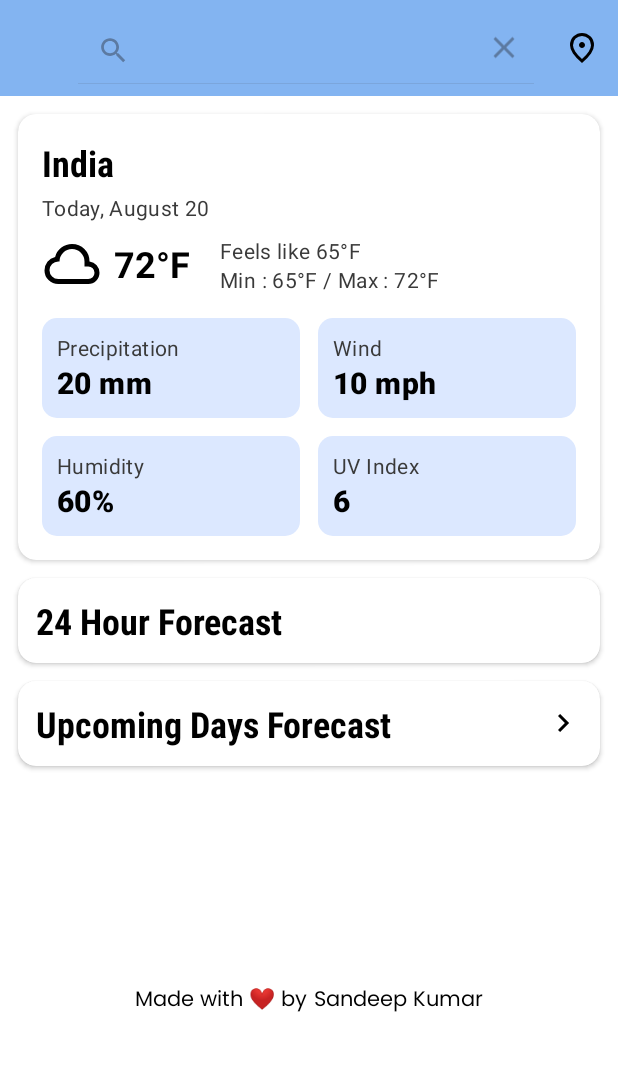
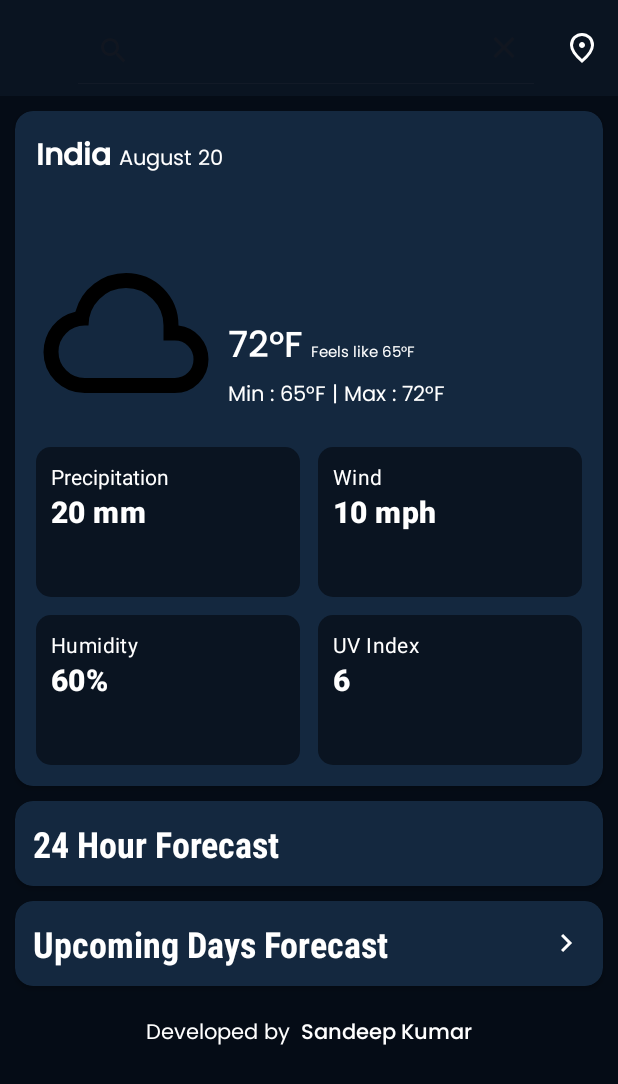
Before and after one commit to sandeep-kr-chaurasiya/weather, an Android app: the screen it shows after launch (MainActivity), after a tap on "Search", on a phone screen of 412 x 824 dp. Shown: the top 1084 px of the screen. Run offline under Robolectric (Android 15) with nearby library versions, the phone set to English and light mode, and no system bars; network calls fail; pictures from the network do not load; 1 statement that could not run was skipped.

Commit message:
updated the UI

```diff
--- a/app/src/main/res/drawable/chevron_right_24px.xml
+++ b/app/src/main/res/drawable/chevron_right_24px.xml
@@ -3,9 +3,9 @@
     android:height="24dp"
     android:viewportWidth="960"
     android:viewportHeight="960"
-    android:tint="@color/black"
+    android:tint="@color/white"
     android:autoMirrored="true">
   <path
-      android:fillColor="@color/black"
+      android:fillColor="@color/white"
       android:pathData="M504,480L320,296L376,240L616,480L376,720L320,664L504,480Z"/>
 </vector>
--- a/app/src/main/res/drawable/items.xml
+++ b/app/src/main/res/drawable/items.xml
@@ -1,5 +1,5 @@
 <?xml version="1.0" encoding="utf-8"?>
 <shape xmlns:android="http://schemas.android.com/apk/res/android">
-    <solid android:color="#DCE8FF" />
+    <solid android:color="@color/secondary" />
     <corners android:radius="10dp" />
 </shape>
--- a/app/src/main/res/drawable/location_icon.xml
+++ b/app/src/main/res/drawable/location_icon.xml
@@ -3,8 +3,8 @@
     android:height="24dp"
     android:viewportWidth="960"
     android:viewportHeight="960"
-    android:tint="@color/black">
+    android:tint="@color/white">
   <path
-      android:fillColor="@color/black"
+      android:fillColor="@color/white"
       android:pathData="M480,480Q513,480 536.5,456.5Q560,433 560,400Q560,367 536.5,343.5Q513,320 480,320Q447,320 423.5,343.5Q400,367 400,400Q400,433 423.5,456.5Q447,480 480,480ZM480,774Q602,662 661,570.5Q720,479 720,408Q720,299 650.5,229.5Q581,160 480,160Q379,160 309.5,229.5Q240,299 240,408Q240,479 299,570.5Q358,662 480,774ZM480,880Q319,743 239.5,625.5Q160,508 160,408Q160,258 256.5,169Q353,80 480,80Q607,80 703.5,169Q800,258 800,408Q800,508 720.5,625.5Q641,743 480,880ZM480,400Q480,400 480,400Q480,400 480,400Q480,400 480,400Q480,400 480,400Q480,400 480,400Q480,400 480,400Q480,400 480,400Q480,400 480,400Z"/>
 </vector>
--- a/app/src/main/res/drawable/search_24px.xml
+++ b/app/src/main/res/drawable/search_24px.xml
@@ -3,8 +3,8 @@
     android:height="24dp"
     android:viewportWidth="960"
     android:viewportHeight="960"
-    android:tint="@color/black">
+    android:tint="@color/white">
   <path
-      android:fillColor="@color/black"
+      android:fillColor="@color/white"
       android:pathData="M784,840L532,588Q502,612 463,626Q424,640 380,640Q271,640 195.5,564.5Q120,489 120,380Q120,271 195.5,195.5Q271,120 380,120Q489,120 564.5,195.5Q640,271 640,380Q640,424 626,463Q612,502 588,532L840,784L784,840ZM380,560Q455,560 507.5,507.5Q560,455 560,380Q560,305 507.5,252.5Q455,200 380,200Q305,200 252.5,252.5Q200,305 200,380Q200,455 252.5,507.5Q305,560 380,560Z"/>
 </vector>
--- a/app/src/main/res/layout/activity_extended_forecast.xml
+++ b/app/src/main/res/layout/activity_extended_forecast.xml
@@ -6,14 +6,14 @@
     android:id="@+id/main"
     android:layout_width="match_parent"
     android:layout_height="match_parent"
-    android:background="@color/white"
+    android:background="@color/primary"
     tools:context=".ExtendedForecastActivity">
 
     <androidx.appcompat.widget.Toolbar
         android:id="@+id/toolbar"
         android:layout_width="match_parent"
         android:layout_height="?attr/actionBarSize"
-        android:background="@color/tool"
+        android:background="@color/secondary"
         android:theme="@style/ThemeOverlay.AppCompat.Dark.ActionBar"
         app:layout_constraintEnd_toEndOf="parent"
         app:layout_constraintStart_toStartOf="parent"
@@ -21,7 +21,7 @@
         app:popupTheme="@style/ThemeOverlay.MaterialComponents.Toolbar.Primary"
         app:title="Extended Forecast"
         app:titleTextAppearance="@style/TextAppearance.AppCompat.Widget.ActionBar.Title"
-        app:titleTextColor="@color/black" />
+        app:titleTextColor="@color/white" />
 
     <androidx.recyclerview.widget.RecyclerView
         android:id="@+id/extendedForecastRecyclerView"
--- a/app/src/main/res/layout/activity_main.xml
+++ b/app/src/main/res/layout/activity_main.xml
@@ -5,7 +5,7 @@
     android:id="@+id/main"
     android:layout_width="match_parent"
     android:layout_height="match_parent"
-    android:background="@color/background"
+    android:background="@color/primary"
     tools:context=".MainActivity">
 
     <!-- Toolbar -->
@@ -13,100 +13,147 @@
         android:id="@+id/toolbar"
         android:layout_width="match_parent"
         android:layout_height="wrap_content"
-        android:background="@color/tool"
-        app:title="My Weather"
+        android:background="@color/secondary"
         app:menu="@menu/menu"
-        app:titleTextColor="@color/black"
-        app:navigationIconTint="@color/black"
+        app:navigationIconTint="@color/white"
+        app:popupTheme="@style/ThemeOverlay.MaterialComponents.Toolbar.Primary"
+        app:title="Weather"
+        app:titleTextAppearance="@style/ToolbarTitleTextAppearance"
         app:layout_constraintEnd_toEndOf="parent"
         app:layout_constraintStart_toStartOf="parent"
-        app:layout_constraintTop_toTopOf="parent"
-        app:popupTheme="@style/ThemeOverlay.MaterialComponents.Toolbar.Primary"
-        app:titleTextAppearance="@color/black" />
+        app:layout_constraintTop_toTopOf="parent"/>
+
+    <ScrollView
+        android:id="@+id/scroll"
+        android:layout_width="match_parent"
+        android:layout_height="0dp"
+        app:layout_constraintBottom_toBottomOf="parent"
+        app:layout_constraintEnd_toEndOf="parent"
+        app:layout_constraintStart_toStartOf="parent"
+        app:layout_constraintTop_toBottomOf="@+id/toolbar">
+
+        <androidx.constraintlayout.widget.ConstraintLayout
+            android:id="@+id/main2"
+            android:layout_width="match_parent"
+            android:layout_height="wrap_content"
+            android:background="@color/primary"
+            android:layout_marginTop="10dp">
+
 
             <androidx.cardview.widget.CardView
                 android:id="@+id/cardView"
                 android:layout_width="match_parent"
                 android:layout_height="wrap_content"
-        android:layout_margin="12dp"
+                android:layout_margin="10dp"
                 android:backgroundTint="@color/background"
                 app:cardCornerRadius="12dp"
                 app:cardElevation="2dp"
+                app:layout_constraintBaseline_toBottomOf="parent"
                 app:layout_constraintEnd_toEndOf="parent"
-        app:layout_constraintStart_toStartOf="parent"
-        app:layout_constraintTop_toBottomOf="@+id/toolbar">
+                app:layout_constraintStart_toStartOf="parent">
 
                 <LinearLayout
                     android:layout_width="match_parent"
                     android:layout_height="wrap_content"
                     android:orientation="vertical"
-            android:padding="16dp">
+                    android:padding="14dp">
+
+                    <LinearLayout
+                        android:layout_width="match_parent"
+                        android:layout_height="match_parent">
 
                         <TextView
-                android:textColor="@color/black"
                             android:id="@+id/currentLocation"
                             android:layout_width="wrap_content"
                             android:layout_height="wrap_content"
-                android:fontFamily="sans-serif-condensed-medium"
+                            android:fontFamily="@font/poppins_medium"
                             android:text="India "
-                android:textSize="24sp"
+                            android:textColor="@color/white"
+                            android:textSize="20sp"
                             android:textStyle="bold" />
 
                         <TextView
                             android:id="@+id/date"
                             android:layout_width="wrap_content"
                             android:layout_height="wrap_content"
-                android:layout_marginTop="4dp"
-                android:text="Today, August 20"
-                android:textAppearance="?attr/textAppearanceBody2"
-                android:textColor="@color/gray" />
+                            android:fontFamily="@font/poppins"
+                            android:text="August 20"
+                            android:textColor="@color/white" />
+                    </LinearLayout>
 
                     <LinearLayout
                         android:layout_width="match_parent"
                         android:layout_height="wrap_content"
-                android:layout_marginTop="8dp"
+                        android:layout_marginTop="40dp"
                         android:gravity="center_vertical"
+                        android:orientation="vertical">
+
+                        <LinearLayout
+                            android:layout_width="match_parent"
+                            android:layout_height="match_parent"
                             android:orientation="horizontal">
 
                             <ImageView
                                 android:id="@+id/weather_icon"
-                    android:layout_width="40dp"
-                    android:layout_height="40dp"
+                                android:layout_width="120dp"
+                                android:layout_height="120dp"
                                 android:layout_marginEnd="8dp"
                                 android:src="@drawable/cloud_24px" />
+
+                            <LinearLayout
+                                android:layout_width="wrap_content"
+                                android:layout_height="match_parent"
+                                android:orientation="vertical">
+
+                                <LinearLayout
+                                    android:layout_width="wrap_content"
+                                    android:layout_height="wrap_content"
+                                    android:orientation="horizontal">
 
                                     <TextView
                                         android:id="@+id/temperature"
                                         android:layout_width="wrap_content"
                                         android:layout_height="wrap_content"
+                                        android:layout_marginTop="50dp"
+                                        android:fontFamily="@font/poppins_medium"
                                         android:text="72°F"
-                    android:textAppearance="?attr/textAppearanceHeadline5"
-                    android:textColor="@android:color/black"
-                    android:textStyle="bold" />
+                                        android:textColor="@color/white"
+                                        android:textSize="24dp" />
+
+                                    <TextView
+                                        android:id="@+id/feelsLike"
+                                        android:layout_width="wrap_content"
+                                        android:layout_height="wrap_content"
+                                        android:layout_marginStart="5dp"
+                                        android:layout_marginTop="50dp"
+                                        android:fontFamily="@font/poppins"
+                                        android:text="Feels like 65°F"
+                                        android:textColor="@color/white"
+                                        android:textSize="10dp" />
+                                </LinearLayout>
 
                                 <LinearLayout
                                     android:layout_width="wrap_content"
                                     android:layout_height="wrap_content"
                                     android:layout_gravity="bottom"
-                    android:layout_marginStart="20dp"
                                     android:orientation="vertical">
 
-                    <TextView
-                        android:id="@+id/feelsLike"
-                        android:layout_width="wrap_content"
-                        android:layout_height="wrap_content"
-                        android:text="Feels like 65°F"
-                        android:textAppearance="?attr/textAppearanceBody2"
-                        android:textColor="@color/gray" />
 
                                     <TextView
                                         android:id="@+id/minMaxTemp"
                                         android:layout_width="wrap_content"
                                         android:layout_height="wrap_content"
-                        android:text="Min : 65°F / Max : 72°F"
-                        android:textAppearance="?attr/textAppearanceBody2"
-                        android:textColor="@color/gray" />
+                                        android:fontFamily="@font/poppins"
+                                        android:text="Min : 65°F | Max : 72°F"
+                                        android:textColor="@color/white" />
                                 </LinearLayout>
+
+                            </LinearLayout>
+
+
+                        </LinearLayout>
+
+
                     </LinearLayout>
 
                     <!-- Weather Parameters Grid -->
@@ -120,7 +167,7 @@
                         <!-- Rain -->
                         <LinearLayout
                             android:layout_width="0dp"
-                    android:layout_height="wrap_content"
+                            android:layout_height="100dp"
                             android:layout_columnWeight="1"
                             android:layout_marginRight="12dp"
                             android:layout_marginBottom="12dp"
@@ -132,8 +179,7 @@
                                 android:layout_width="wrap_content"
                                 android:layout_height="wrap_content"
                                 android:text="Precipitation"
-                        android:textAppearance="?attr/textAppearanceBody2"
-                        android:textColor="@color/gray" />
+                                android:textColor="@color/white" />
 
                             <TextView
                                 android:id="@+id/precipitation"
@@ -141,14 +187,14 @@
                                 android:layout_height="wrap_content"
                                 android:text="20 mm"
                                 android:textAppearance="?attr/textAppearanceHeadline6"
-                        android:textColor="@android:color/black"
+                                android:textColor="@android:color/white"
                                 android:textStyle="bold" />
                         </LinearLayout>
 
                         <!-- Wind -->
                         <LinearLayout
                             android:layout_width="0dp"
-                    android:layout_height="wrap_content"
+                            android:layout_height="100dp"
                             android:layout_columnWeight="1"
                             android:background="@drawable/items"
                             android:orientation="vertical"
@@ -159,7 +205,7 @@
                                 android:layout_height="wrap_content"
                                 android:text="Wind"
                                 android:textAppearance="?attr/textAppearanceBody2"
-                        android:textColor="@color/gray" />
+                                android:textColor="@color/white" />
 
                             <TextView
                                 android:id="@+id/wind"
@@ -167,14 +213,14 @@
                                 android:layout_height="wrap_content"
                                 android:text="10 mph"
                                 android:textAppearance="?attr/textAppearanceHeadline6"
-                        android:textColor="@android:color/black"
+                                android:textColor="@android:color/white"
                                 android:textStyle="bold" />
                         </LinearLayout>
 
                         <!-- Humidity -->
                         <LinearLayout
                             android:layout_width="0dp"
-                    android:layout_height="wrap_content"
+                            android:layout_height="100dp"
                             android:layout_row="1"
                             android:layout_column="0"
                             android:layout_columnWeight="1"
@@ -188,7 +234,7 @@
                                 android:layout_height="wrap_content"
                                 android:text="Humidity"
                                 android:textAppearance="?attr/textAppearanceBody2"
-                        android:textColor="@color/gray" />
+                                android:textColor="@color/white" />
 
                             <TextView
                                 android:id="@+id/humidity"
@@ -196,14 +242,14 @@
                                 android:layout_height="wrap_content"
                                 android:text="60%"
                                 android:textAppearance="?attr/textAppearanceHeadline6"
-                        android:textColor="@android:color/black"
+                                android:textColor="@android:color/white"
                                 android:textStyle="bold" />
                         </LinearLayout>
 
                         <!-- UV Index -->
                         <LinearLayout
                             android:layout_width="0dp"
-                    android:layout_height="wrap_content"
+                            android:layout_height="100dp"
                             android:layout_row="1"
                             android:layout_columnWeight="1"
                             android:background="@drawable/items"
@@ -215,7 +261,7 @@
                                 android:layout_height="wrap_content"
                                 android:text="UV Index"
                                 android:textAppearance="?attr/textAppearanceBody2"
-                        android:textColor="@color/gray" />
+                                android:textColor="@color/white" />
 
                             <TextView
                                 android:id="@+id/uv_index"
@@ -223,7 +269,7 @@
                                 android:layout_height="wrap_content"
                                 android:text="6"
                                 android:textAppearance="?attr/textAppearanceHeadline6"
-                        android:textColor="@android:color/black"
+                                android:textColor="@android:color/white"
                                 android:textStyle="bold" />
                         </LinearLayout>
                     </GridLayout>
@@ -234,11 +280,11 @@
                 android:id="@+id/cardView2"
                 android:layout_width="match_parent"
                 android:layout_height="wrap_content"
-        android:layout_margin="12dp"
+                android:layout_margin="10dp"
                 android:backgroundTint="@color/background"
-        app:cardElevation="2dp"
                 android:padding="16dp"
                 app:cardCornerRadius="12dp"
+                app:cardElevation="2dp"
                 app:layout_constraintTop_toBottomOf="@+id/cardView">
 
                 <LinearLayout
@@ -247,25 +293,25 @@
                     android:orientation="vertical">
 
                     <TextView
-                android:textColor="@color/black"
                         android:layout_width="wrap_content"
                         android:layout_height="wrap_content"
                         android:layout_marginStart="12sp"
                         android:layout_marginTop="12dp"
+                        android:layout_marginBottom="12dp"
                         android:fontFamily="sans-serif-condensed-medium"
                         android:text="24 Hour Forecast"
+                        android:textColor="@color/white"
                         android:textSize="24sp"
-                android:layout_marginBottom="12dp"
                         android:textStyle="bold" />
 
                     <androidx.recyclerview.widget.RecyclerView
                         android:id="@+id/recyclerViewHourly"
                         android:layout_width="wrap_content"
                         android:layout_height="wrap_content"
+                        android:layout_marginStart="12dp"
+                        android:clipToPadding="false"
                         android:orientation="horizontal"
-                    android:scrollbars="none"
-                    android:layout_marginStart="12dp"
-                    android:clipToPadding="false" />
+                        android:scrollbars="none" />
 
 
                 </LinearLayout>
@@ -275,10 +321,10 @@
                 android:id="@+id/cardView3"
                 android:layout_width="match_parent"
                 android:layout_height="wrap_content"
-        android:layout_margin="12dp"
+                android:layout_margin="10dp"
                 android:backgroundTint="@color/background"
+                app:cardCornerRadius="12dp"
                 app:cardElevation="2dp"
-        app:cardCornerRadius="12dp"
                 app:layout_constraintTop_toBottomOf="@+id/cardView2">
 
                 <LinearLayout
@@ -293,11 +339,11 @@
                         android:layout_marginStart="12dp"
                         android:layout_marginTop="12dp"
                         android:layout_marginEnd="12dp"
+                        android:layout_marginBottom="12dp"
                         android:drawableEnd="@drawable/chevron_right_24px"
-                android:layout_marginBottom="12dp"
                         android:fontFamily="sans-serif-condensed-medium"
                         android:text="@string/upcoming_days_forecast"
-                android:textColor="@color/black"
+                        android:textColor="@color/white"
                         android:textSize="24sp"
                         android:textStyle="bold" />
 
@@ -305,11 +351,11 @@
                         android:id="@+id/recyclerViewForecast"
                         android:layout_width="wrap_content"
                         android:layout_height="wrap_content"
+                        android:layout_marginStart="12dp"
+                        android:clipToPadding="false"
                         android:orientation="horizontal"
                         android:scrollbars="none"
-                    android:layout_marginStart="12dp"
-                    tools:itemCount="8"
-                    android:clipToPadding="false" />
+                        tools:itemCount="8" />
 
 
                 </LinearLayout>
@@ -319,30 +365,35 @@
                 android:id="@+id/author"
                 android:layout_width="match_parent"
                 android:layout_height="wrap_content"
+                android:gravity="center"
                 android:orientation="horizontal"
-        android:gravity="center"
+                android:layout_margin="20dp"
                 app:layout_constraintBottom_toBottomOf="parent"
                 app:layout_constraintEnd_toEndOf="parent"
                 app:layout_constraintStart_toStartOf="parent"
                 app:layout_constraintTop_toBottomOf="@+id/cardView3">
 
                 <TextView
-            android:textColor="@color/black"
-            android:layout_width="wrap_content"
-            android:layout_height="wrap_content"
-            android:text="Made with ❤️ by"
-            android:fontFamily="@font/poppins"
-            android:gravity="center"/>
-
-        <TextView
-            android:textColor="@color/black"
                     android:layout_width="wrap_content"
                     android:layout_height="wrap_content"
                     android:fontFamily="@font/poppins"
                     android:gravity="center"
-            android:text=" Sandeep Kumar"/>
+                    android:text="Developed by "
+                    android:textColor="@color/white" />
+
+                <TextView
+                    android:layout_width="wrap_content"
+                    android:layout_height="wrap_content"
+                    android:fontFamily="@font/poppins_medium"
+                    android:gravity="center"
+                    android:text=" Sandeep Kumar"
+                    android:textColor="@color/white" />
 
             </LinearLayout>
 
+        </androidx.constraintlayout.widget.ConstraintLayout>
+
+
+    </ScrollView>
 
 </androidx.constraintlayout.widget.ConstraintLayout>
--- a/app/src/main/res/menu/menu.xml
+++ b/app/src/main/res/menu/menu.xml
@@ -3,14 +3,14 @@
     xmlns:app="http://schemas.android.com/apk/res-auto">
     <item
         android:id="@+id/search"
-        app:iconTint="@color/black"
+        app:iconTint="@color/white"
         android:icon="@drawable/search_24px"
         android:title="@string/search"
         android:orderInCategory="100"
         app:actionViewClass="androidx.appcompat.widget.SearchView"
         app:showAsAction="always" />
     <item
-        app:iconTint="@color/black"
+        app:iconTint="@color/white"
         android:id="@+id/live_location"
         android:icon="@drawable/location_icon"
         android:title="@string/location"
--- a/app/src/main/res/values/colors.xml
+++ b/app/src/main/res/values/colors.xml
@@ -2,7 +2,8 @@
 <resources>
     <color name="black">#FF000000</color>
     <color name="white">#FFFFFFFF</color>
-    <color name="background">#FFFFFF</color>
-    <color name="tool">#83B4F1</color>
+    <color name="background">#14283F</color>
+    <color name="secondary">#0A1421</color>
+    <color name="primary">#050C16</color>
     <color name="gray">#3A3A3A</color>
 </resources>
--- a/app/src/main/res/values/styles.xml
+++ b/app/src/main/res/values/styles.xml
@@ -4,4 +4,10 @@
         <item name="android:textSize">24sp</item>
         <item name="fontFamily">poppins_semibold</item>
     </style>
+    <!-- Custom Text Appearance for Toolbar Title -->
+    <style name="ToolbarTitleTextAppearance" parent="TextAppearance.Widget.AppCompat.Toolbar.Title">
+        <item name="android:textSize">28sp</item>
+        <item name="android:textColor">@color/white</item>
+        <item name="fontFamily">@font/poppins</item>
+    </style>
 </resources>
```
Also changed, not shown: app/src/main/java/com/example/myweather/MainActivity.kt (+4 -3 lines), app/src/main/res/layout/row_extended_forecast.xml (+12 -12 lines), app/src/main/res/layout/row_forecast.xml (+4 -4 lines), app/src/main/res/layout/row_hourly.xml (+20 -39 lines), app/src/main/res/values/dimens.xml (added, +12 -0 lines). Lines whose indentation alone changed are shown as unchanged.
